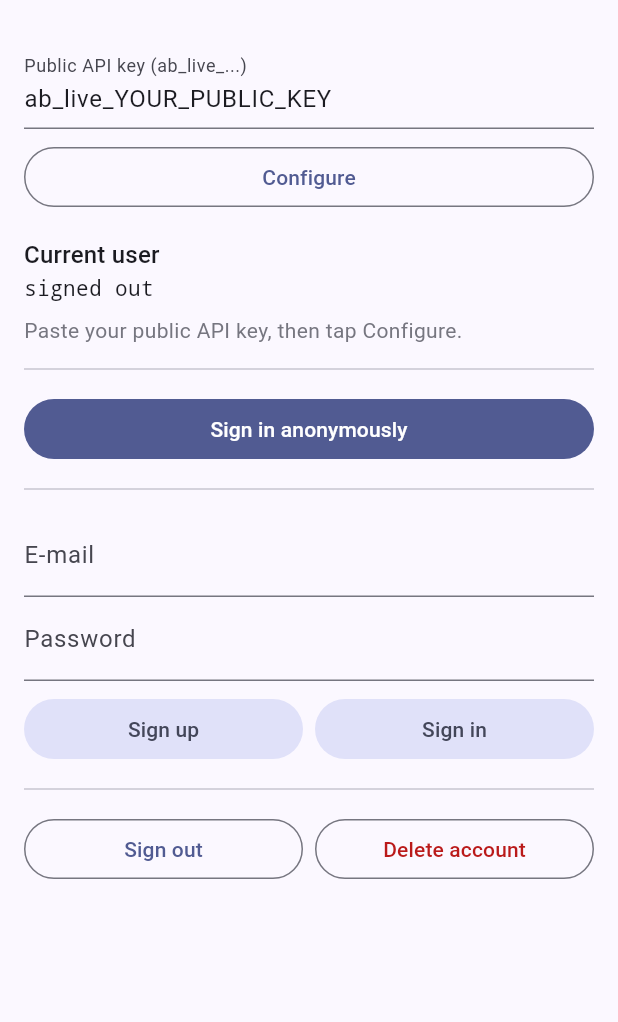
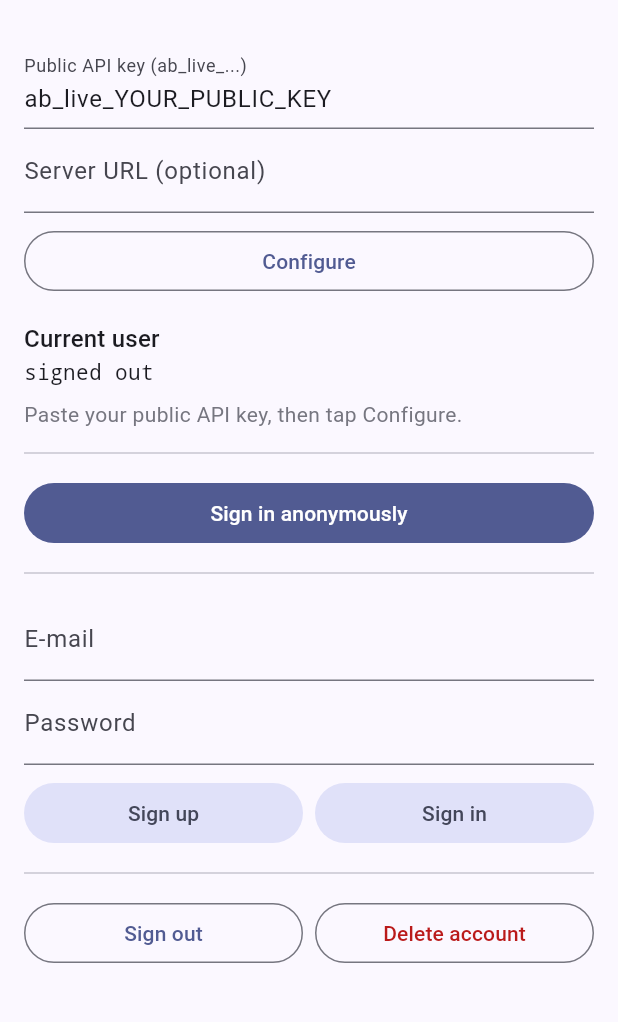
Before and after one commit to Abrova-co/abrova_auth_flutter_sdk, a Flutter app: the screen it shows after launch, after a tap on "Configure", on a phone screen of 412 x 824 dp, the part 63-1085 px from its top. Run offline on Flutter 3.47's test engine with Material 3 defaults, Android fonts, the phone set to English and light mode, and no system bars; our stand-ins replace flutter_secure_storage; accounts and stored records are empty.

Commit message:
Example: optional server address (empty = the default server)

```diff
--- a/example/lib/main.dart
+++ b/example/lib/main.dart
@@ -37,6 +37,7 @@ class AuthPage extends StatefulWidget {
 
 class _AuthPageState extends State<AuthPage> {
   final _apiKey = TextEditingController(text: _apiKeyPlaceholder);
+  final _server = TextEditingController();
   final _email = TextEditingController();
   final _password = TextEditingController();
 
@@ -56,6 +57,7 @@ class _AuthPageState extends State<AuthPage> {
   void dispose() {
     _sub?.cancel();
     _apiKey.dispose();
+    _server.dispose();
     _email.dispose();
     _password.dispose();
     super.dispose();
@@ -69,7 +71,8 @@ class _AuthPageState extends State<AuthPage> {
     }
     await _sub?.cancel();
     // Restores the session saved on this device; makes no network call.
-    final auth = await AbrovaAuth.initialize(key);
+    final server = _server.text.trim();
+    final auth = await AbrovaAuth.initialize(key, baseUrl: server.isEmpty ? null : server);
     // Emits on sign-in, sign-out and when a session ends.
     _sub = auth.authStateChanges.listen((user) {
       if (mounted) setState(() => _user = user);
@@ -122,6 +125,13 @@ class _AuthPageState extends State<AuthPage> {
               controller: _apiKey,
               autocorrect: false,
               decoration: const InputDecoration(labelText: 'Public API key (ab_live_...)'),
+            ),
+            // Optional: another Auth server, for example one you run yourself. Empty = the default server.
+            TextField(
+              controller: _server,
+              autocorrect: false,
+              keyboardType: TextInputType.url,
+              decoration: const InputDecoration(labelText: 'Server URL (optional)'),
             ),
             const SizedBox(height: 8),
             OutlinedButton(onPressed: _configure, child: const Text('Configure')),
```
Also changed, not shown: 2 other files.
